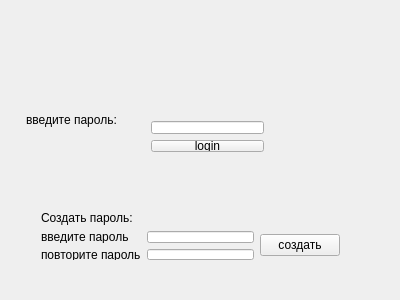
Qt form widget.ui (Michaelo0/Home_task) before a commit.
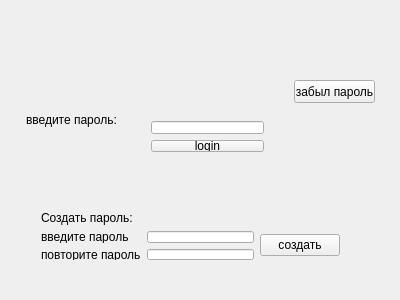
The same form after that commit.

```diff
--- a/widget.ui
+++ b/widget.ui
@@ -26,7 +26,7 @@
     <string>введите пароль:</string>
    </property>
   </widget>
-  <widget class="QWidget" name="">
+  <widget class="QWidget" name="layoutWidget">
    <property name="geometry">
     <rect>
      <x>30</x>
@@ -84,7 +84,7 @@
     </item>
    </layout>
   </widget>
-  <widget class="QWidget" name="">
+  <widget class="QWidget" name="layoutWidget">
    <property name="geometry">
     <rect>
      <x>140</x>
@@ -110,7 +110,20 @@
     </item>
    </layout>
   </widget>
-  <zorder>pushButton</zorder>
+  <widget class="QPushButton" name="pushButton_3">
+   <property name="geometry">
+    <rect>
+     <x>294</x>
+     <y>80</y>
+     <width>81</width>
+     <height>23</height>
+    </rect>
+   </property>
+   <property name="text">
+    <string>забыл пароль</string>
+   </property>
+  </widget>
+  <zorder>layoutWidget</zorder>
   <zorder>label</zorder>
   <zorder>lineEdit</zorder>
   <zorder>lineEdit_2</zorder>
```
Left out of the diff: 11 changed lines with no effect on the pictures.
